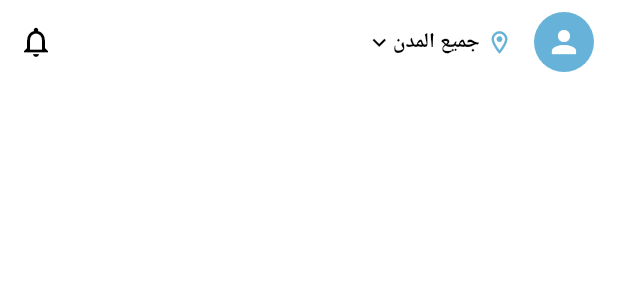
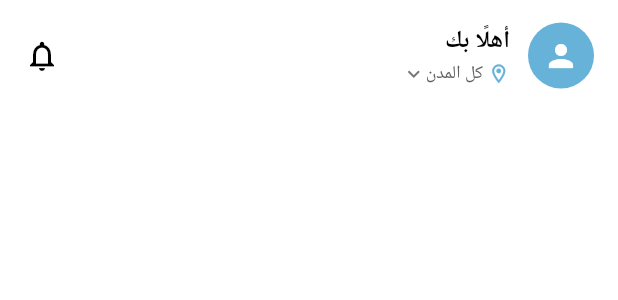
Before and after one commit to doaa2000/Shefaa, a Flutter app: the HomeAppBar widget shown alone on an empty page, opened directly, on a phone screen of 412 x 824 dp. Shown: the top 300 px of the screen. Run offline on Flutter 3.47's test engine with Material 3 defaults, Android fonts, the phone set to English and light mode, and no system bars; our stand-ins replace bloc, cached_network_image, dartz, equatable, flutter_bloc, flutter_secure_storage and 4 more; accounts and stored records are empty; Roboto replaces fonts that are missing (Tajawal); statements that could not run were skipped.

Commit message:
Greet the patient by name in the home bar
The bar held a person icon and a city chip: nothing that told the patient
the app knew who they were. It now reads as two lines beside the avatar --
"مرحبًا، دعاء" over the city in force -- and the avatar carries their own
initial rather than a generic figure.

The first name only. A full name runs past the edge of the bar, and nobody
is greeted by all three of their names. Before the profile arrives, or for
an account that never set one, it falls back to "أهلًا بك" rather than
greeting an empty string.

The profile bloc moved up to HomeScreen, for two reasons. The bar is thrown
away and rebuilt every time the patient leaves the home tab, so a bloc
created there would re-read the profile on every trip back. And the profile
tab had a second one of its own, which is why editing your name changed the
profile page and left the greeting as it was until the app restarted -- the
copy that reloaded was not the copy the bar was reading.

Co-Authored-By: Claude Opus 5 <noreply@anthropic.com>
Claude-Session: https://claude.ai/code/session_01S8Fd4x1441D7YAbFMcydDi

```diff
--- a/lib/features/home/presentation/screens/home_screen.dart
+++ b/lib/features/home/presentation/screens/home_screen.dart
@@ -9,7 +9,9 @@ import 'package:shefaa_app/features/home/presentation/widgets/home_page_widget.d
 import 'package:shefaa_app/features/home/presentation/widgets/custom_bottom_nav_bar.dart';
 
 import 'package:flutter_bloc/flutter_bloc.dart';
+import 'package:shefaa_app/features/profile/presentation/bloc/profile_bloc.dart';
 import 'package:shefaa_app/features/profile/presentation/screens/profile_screen.dart';
+import 'package:supabase_flutter/supabase_flutter.dart';
 
 class HomeScreen extends StatelessWidget {
   const HomeScreen({super.key, this.initialTab = homeTab});
@@ -35,10 +37,26 @@ class HomeScreen extends StatelessWidget {
 
   @override
   Widget build(BuildContext context) {
-    return BlocProvider(
-      create: (_) => getIt<HomeBloc>()
-        ..add(GetSpecialtiesEvent())
-        ..add(HomePageChanged(initialTab)),
+    final userId = Supabase.instance.client.auth.currentUser?.id;
+
+    return MultiBlocProvider(
+      providers: [
+        BlocProvider(
+          create: (_) => getIt<HomeBloc>()
+            ..add(GetSpecialtiesEvent())
+            ..add(HomePageChanged(initialTab)),
+        ),
+        // Above the tab switch, not inside the app bar: the bar is thrown away
+        // and rebuilt every time the patient leaves the home tab, and a bloc
+        // created there would re-read the profile on every trip back.
+        BlocProvider(
+          create: (_) {
+            final bloc = getIt<ProfileBloc>();
+            if (userId != null) bloc.add(GetProfileEvent(userId: userId));
+            return bloc;
+          },
+        ),
+      ],
       child: BlocBuilder<HomeBloc, HomeState>(
         builder: (context, state) {
           final pages = _pages(context);
--- a/lib/features/home/presentation/widgets/home_app_bar.dart
+++ b/lib/features/home/presentation/widgets/home_app_bar.dart
@@ -1,28 +1,43 @@
 import 'package:flutter/material.dart';
+import 'package:flutter_bloc/flutter_bloc.dart';
 import 'package:shefaa_app/core/services/selected_city_service.dart';
 import 'package:shefaa_app/core/services/service_locator.dart';
 import 'package:shefaa_app/core/utils/app_colors.dart';
+import 'package:shefaa_app/core/utils/app_text_styles.dart';
 import 'package:shefaa_app/features/location/presentation/screens/location_screen.dart';
+import 'package:shefaa_app/features/profile/presentation/bloc/profile_bloc.dart';
 
+/// Who is signed in, and where they are looking.
+///
+/// Both on two lines beside the avatar rather than a bare icon: the name is the
+/// one thing that tells a patient the app knows them, and the city is the only
+/// sign on a screen with no doctors on it that their lists are being narrowed.
 class HomeAppBar extends StatelessWidget implements PreferredSizeWidget {
   const HomeAppBar({super.key});
+
+  static const double _height = 74;
 
   @override
   Widget build(BuildContext context) {
     return AppBar(
       elevation: 0,
+      toolbarHeight: _height,
       titleSpacing: 16,
       title: Row(
         children: [
-          CircleAvatar(
-            radius: 20,
-            backgroundColor: AppColors.primaryColor,
-            child: const Icon(Icons.person, color: Colors.white, size: 24),
+          const _Avatar(),
+          const SizedBox(width: 12),
+          const Expanded(
+            child: Column(
+              crossAxisAlignment: CrossAxisAlignment.start,
+              mainAxisSize: MainAxisSize.min,
+              children: [
+                _Greeting(),
+                SizedBox(height: 3),
+                _CityLine(),
+              ],
             ),
-          const SizedBox(width: 10),
-          // The city sits in the app bar because it applies to everything under
-          // it. The location screen had a route and no way in at all before.
-          const Expanded(child: _CityChip()),
+          ),
         ],
       ),
       actions: [
@@ -33,16 +48,82 @@ class HomeAppBar extends StatelessWidget implements PreferredSizeWidget {
           ),
           onPressed: () {},
         ),
+        const SizedBox(width: 4),
       ],
     );
   }
 
   @override
-  Size get preferredSize => const Size.fromHeight(kToolbarHeight);
+  Size get preferredSize => const Size.fromHeight(_height);
 }
 
-class _CityChip extends StatelessWidget {
-  const _CityChip();
+/// The patient's own initial, never a photograph of somebody else.
+class _Avatar extends StatelessWidget {
+  const _Avatar();
+
+  @override
+  Widget build(BuildContext context) {
+    return BlocBuilder<ProfileBloc, ProfileState>(
+      buildWhen: (previous, current) => previous.user?.name != current.user?.name,
+      builder: (context, state) {
+        final initial = _initialOf(state.user?.name);
+
+        return Container(
+          width: 44,
+          height: 44,
+          alignment: Alignment.center,
+          decoration: const BoxDecoration(
+            color: AppColors.primaryColor,
+            shape: BoxShape.circle,
+          ),
+          child: initial == null
+              ? const Icon(Icons.person, color: Colors.white, size: 24)
+              : Text(
+                  initial,
+                  style: TextStyles.bold18.copyWith(color: Colors.white),
+                ),
+        );
+      },
+    );
+  }
+
+  static String? _initialOf(String? name) {
+    final trimmed = name?.trim() ?? '';
+    return trimmed.isEmpty ? null : trimmed.substring(0, 1);
+  }
+}
+
+class _Greeting extends StatelessWidget {
+  const _Greeting();
+
+  @override
+  Widget build(BuildContext context) {
+    return BlocBuilder<ProfileBloc, ProfileState>(
+      buildWhen: (previous, current) => previous.user?.name != current.user?.name,
+      builder: (context, state) {
+        final first = _firstNameOf(state.user?.name);
+
+        return Text(
+          first == null ? 'أهلًا بك' : 'مرحبًا، $first',
+          style: TextStyles.bold16.copyWith(color: Colors.black),
+          maxLines: 1,
+          overflow: TextOverflow.ellipsis,
+        );
+      },
+    );
+  }
+
+  /// The first word only. A full name runs past the edge of the bar, and
+  /// nobody is greeted by all three of their names.
+  static String? _firstNameOf(String? name) {
+    final trimmed = name?.trim() ?? '';
+    if (trimmed.isEmpty) return null;
+    return trimmed.split(RegExp(r'\s+')).first;
+  }
+}
+
+class _CityLine extends StatelessWidget {
+  const _CityLine();
 
   @override
   Widget build(BuildContext context) {
@@ -52,34 +133,33 @@ class _CityChip extends StatelessWidget {
       valueListenable: service.selection,
       builder: (context, selection, _) {
         return InkWell(
-          borderRadius: BorderRadius.circular(12),
+          borderRadius: BorderRadius.circular(8),
           onTap: () => Navigator.pushNamed(context, LocationScreen.routeName),
-          child: Padding(
-            padding: const EdgeInsets.symmetric(vertical: 6, horizontal: 4),
           child: Row(
             mainAxisSize: MainAxisSize.min,
             children: [
               const Icon(
                 Icons.location_on_outlined,
-                  size: 18,
+                size: 15,
                 color: AppColors.primaryColor,
               ),
-                const SizedBox(width: 4),
+              const SizedBox(width: 3),
               Flexible(
                 child: Text(
-                    selection?.cityName ?? 'جميع المدن',
+                  selection?.cityName ?? 'كل المدن',
                   maxLines: 1,
                   overflow: TextOverflow.ellipsis,
-                    style: const TextStyle(
-                      fontSize: 14,
-                      fontWeight: FontWeight.w600,
-                      color: Colors.black,
+                  style: TextStyles.meduim12.copyWith(
+                    color: Colors.grey.shade700,
                   ),
                 ),
               ),
-                const Icon(Icons.keyboard_arrow_down, size: 18),
+              Icon(
+                Icons.keyboard_arrow_down,
+                size: 16,
+                color: Colors.grey.shade600,
+              ),
             ],
-            ),
           ),
         );
       },
--- a/lib/features/profile/presentation/screens/profile_screen.dart
+++ b/lib/features/profile/presentation/screens/profile_screen.dart
@@ -1,6 +1,5 @@
 import 'package:flutter/material.dart';
 import 'package:flutter_bloc/flutter_bloc.dart';
-import 'package:shefaa_app/core/services/service_locator.dart';
 import 'package:shefaa_app/core/utils/app_router.dart';
 import 'package:shefaa_app/core/utils/constants.dart';
 import 'package:shefaa_app/features/profile/presentation/bloc/profile_bloc.dart';
@@ -26,31 +25,27 @@ class ProfileScreen extends StatelessWidget {
     // and no hint as to why.
     if (userId == null) return const _SignedOut();
 
-    return BlocProvider(
-      create: (context) =>
-          getIt<ProfileBloc>()..add(GetProfileEvent(userId: userId)),
-      child: Padding(
+    // The bloc comes from HomeScreen rather than being created here. Two of
+    // them meant the name in the home bar stayed as it was until the app was
+    // restarted, because the copy that reloaded after an edit was this one.
+    return Padding(
       padding: const EdgeInsets.all(Constants.padding),
       child: SingleChildScrollView(
         child: Column(
           crossAxisAlignment: CrossAxisAlignment.start,
           children: [
-              // Builder so the tap handler gets a context below BlocProvider
-              // and can refresh the header with whatever was just saved.
-              Builder(
-                builder: (innerContext) => GestureDetector(
+            GestureDetector(
               onTap: () async {
                 await Navigator.pushNamed(
-                      innerContext,
+                  context,
                   UpdateProfileScreen.routeName,
                 );
-                    if (!innerContext.mounted) return;
-                    innerContext
+                if (!context.mounted) return;
+                context
                     .read<ProfileBloc>()
                     .add(GetProfileEvent(userId: userId));
               },
               child: const ProfileHeaderCard(),
-                ),
             ),
             const SizedBox(height: 20),
             const SettingsCard(),
@@ -59,7 +54,6 @@ class ProfileScreen extends StatelessWidget {
             const SizedBox(height: 25),
             const LogoutButton(),
           ],
-          ),
         ),
       ),
     );
```
Lines whose indentation alone changed are shown as unchanged.
